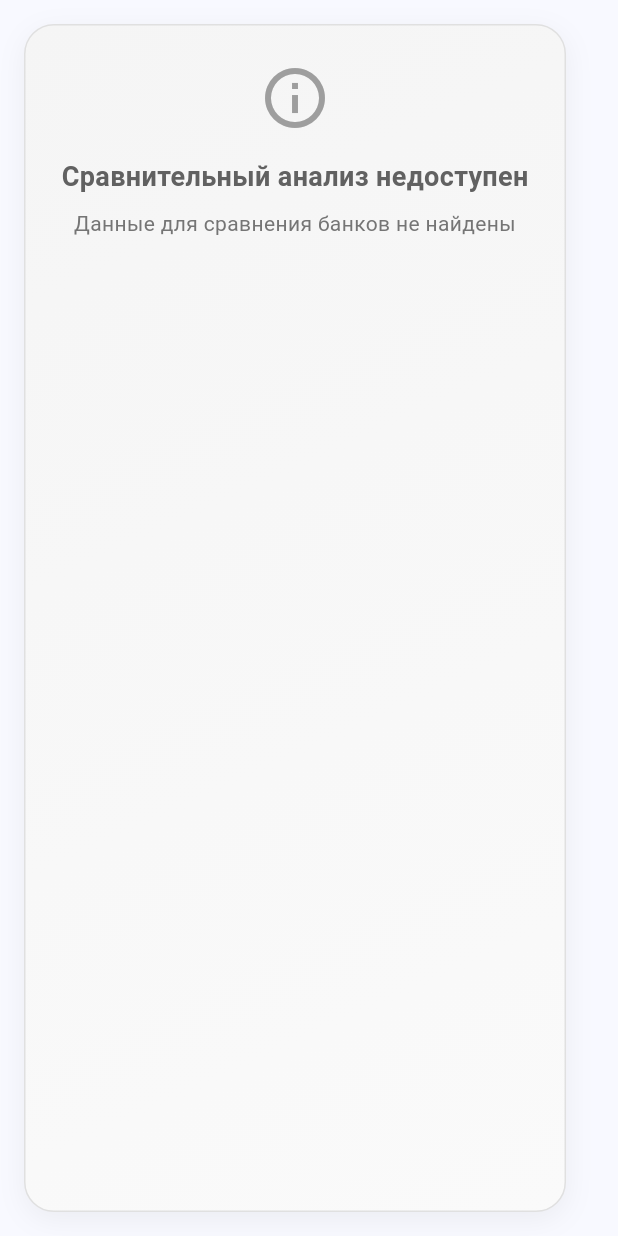
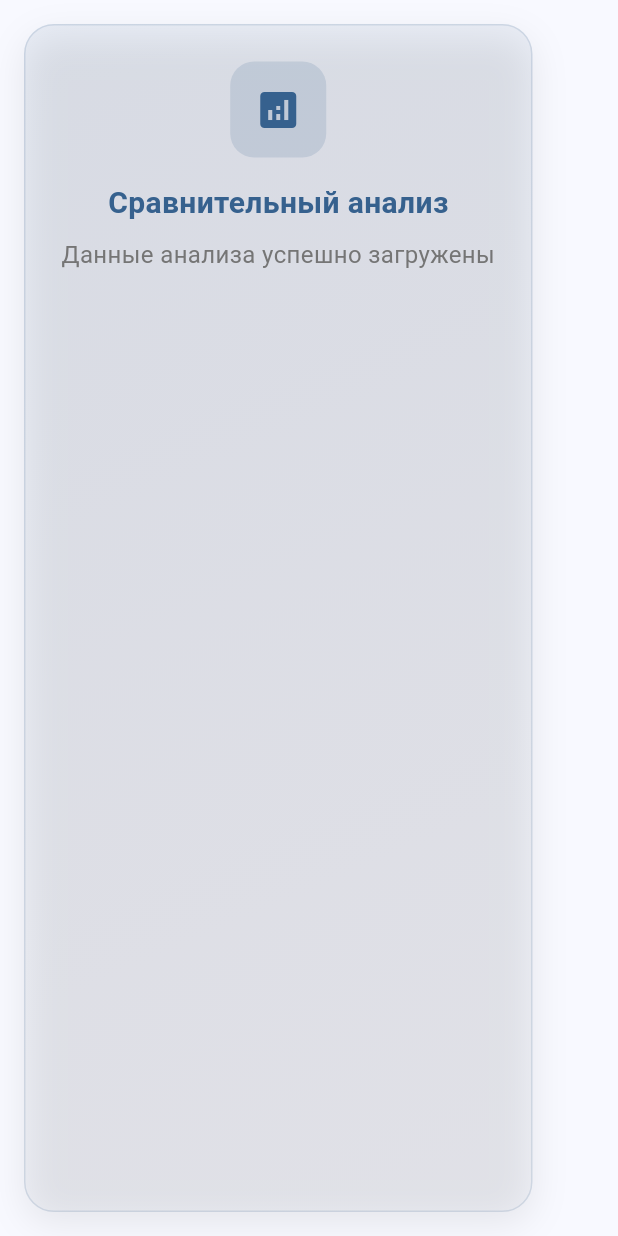
Before and after one commit to bantox1231/FinAnalyze, a Flutter app: the ComparativeAnalysisWidget widget shown alone on an empty page, opened directly with empty values, on a phone screen of 412 x 824 dp. Run offline on Flutter 3.47's test engine with Material 3 defaults, Android fonts, the light colour scheme and no system bars; missing offline and left inert: file_selector; generated files the repository leaves out were written again.

Commit message:
fixed little bags

```diff
--- a/lib/screens/analysis_screen.dart
+++ b/lib/screens/analysis_screen.dart
@@ -196,7 +196,7 @@ class _AnalysisScreenState extends State<AnalysisScreen>
           _comparativeAnalysis = result;
         });
 
-        // Переходим к результатам
+        // Переходим к результатам с указанием что это PDF анализ
         Navigator.of(context).push(
           PageRouteBuilder(
             pageBuilder: (context, animation, secondaryAnimation) =>
@@ -205,6 +205,7 @@ class _AnalysisScreenState extends State<AnalysisScreen>
               comparativeAnalysis: _comparativeAnalysis,
               startDate: null, // PDF анализ не использует дату
               selectedBankIds: _selectedBankIds.isEmpty ? null : _selectedBankIds.toList(),
+              selectedFiles: _selectedFiles, // Передаем файлы для возможности перезагрузки
             ),
             transitionsBuilder:
                 (context, animation, secondaryAnimation, child) {
--- a/lib/services/locale_service.dart
+++ b/lib/services/locale_service.dart
@@ -8,9 +8,15 @@ class LocaleService extends ChangeNotifier {
   Locale get locale => _locale;
 
   void setLocale(Locale locale) {
+    print('LocaleService.setLocale вызван с: $locale');
+    print('Текущий _locale: $_locale');
     if (_locale != locale) {
       _locale = locale;
+      print('Язык изменен на: $_locale');
       notifyListeners();
+      print('notifyListeners() вызван');
+    } else {
+      print('Язык не изменился, остается: $_locale');
     }
   }
 
--- a/lib/widgets/comparative_analysis_widget.dart
+++ b/lib/widgets/comparative_analysis_widget.dart
@@ -14,10 +14,8 @@ class ComparativeAnalysisWidget extends StatelessWidget {
     final l10n = AppLocalizations.of(context)!;
     print('ComparativeAnalysisWidget data: $comparativeAnalysis');
 
-    if (comparativeAnalysis == null ||
-        !comparativeAnalysis!.containsKey('comparative_analysis') ||
-        !comparativeAnalysis!['comparative_analysis']
-            .containsKey('comparative_analysis')) {
+    // Безопасная проверка данных
+    if (comparativeAnalysis == null) {
       return Container(
         margin: const EdgeInsets.all(16.0),
         padding: const EdgeInsets.all(24.0),
@@ -70,8 +68,82 @@ class ComparativeAnalysisWidget extends StatelessWidget {
       );
     }
 
-    final analysis =
-        comparativeAnalysis!['comparative_analysis']['comparative_analysis'];
+    // Проверяем есть ли данные сравнительного анализа
+    Map<String, dynamic>? analysis;
+    try {
+      if (comparativeAnalysis!.containsKey('comparative_analysis') &&
+          comparativeAnalysis!['comparative_analysis'] != null &&
+          comparativeAnalysis!['comparative_analysis'].containsKey('comparative_analysis')) {
+        analysis = comparativeAnalysis!['comparative_analysis']['comparative_analysis'];
+      }
+    } catch (e) {
+      print('Error accessing comparative analysis: $e');
+    }
+
+    // Если нет данных сравнительного анализа, показываем простую информацию
+    if (analysis == null) {
+      return Container(
+        margin: const EdgeInsets.all(16.0),
+        padding: const EdgeInsets.all(24.0),
+        decoration: BoxDecoration(
+          gradient: LinearGradient(
+            begin: Alignment.topLeft,
+            end: Alignment.bottomRight,
+            colors: [
+              Theme.of(context).colorScheme.primary.withOpacity(0.08),
+              Theme.of(context).colorScheme.secondary.withOpacity(0.03),
+            ],
+          ),
+          borderRadius: BorderRadius.circular(20),
+          border: Border.all(
+            color: Theme.of(context).colorScheme.primary.withOpacity(0.15),
+            width: 1,
+          ),
+          boxShadow: [
+            BoxShadow(
+              color: Colors.black.withOpacity(0.08),
+              blurRadius: 20,
+              offset: const Offset(0, 8),
+            ),
+          ],
+        ),
+        child: Column(
+          children: [
+            Container(
+              padding: const EdgeInsets.all(16),
+              decoration: BoxDecoration(
+                color: Theme.of(context).colorScheme.primary.withOpacity(0.15),
+                borderRadius: BorderRadius.circular(16),
+              ),
+              child: Icon(
+                Icons.analytics,
+                size: 32,
+                color: Theme.of(context).colorScheme.primary,
+              ),
+            ),
+            const SizedBox(height: 16),
+            Text(
+              l10n.comparativeAnalysis,
+              style: TextStyle(
+                fontSize: 20,
+                fontWeight: FontWeight.bold,
+                color: Theme.of(context).colorScheme.primary,
+              ),
+            ),
+            const SizedBox(height: 8),
+            Text(
+              'Данные анализа успешно загружены',
+              style: TextStyle(
+                fontSize: 16,
+                color: Colors.grey.shade600,
+              ),
+              textAlign: TextAlign.center,
+            ),
+          ],
+        ),
+      );
+    }
+
     final conclusions = analysis['conclusions'] ?? {};
     final assetsComparison = analysis['assets_comparison'] ?? {};
     final profitabilityComparison = analysis['profitability_comparison'] ?? {};
```
Also changed, not shown: lib/screens/bank_report_screen.dart (+104 -157 lines), lib/services/api_service.dart (+19 -3 lines).
